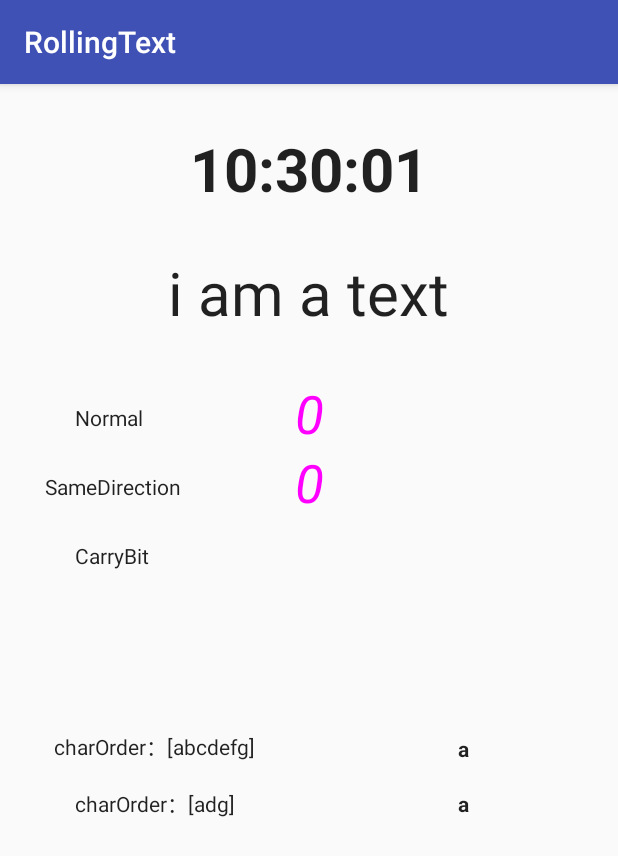
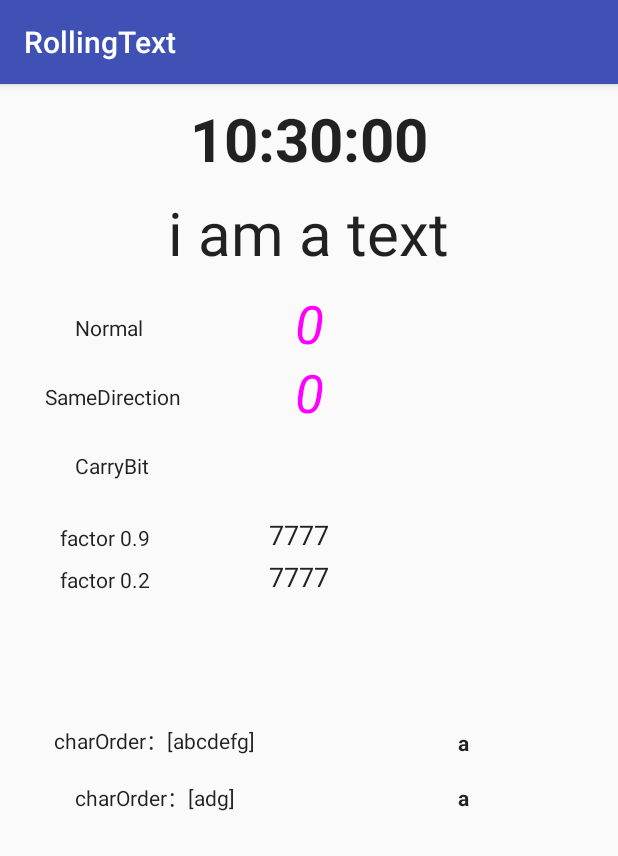
Before and after one commit to YvesCheung/RollingText, an Android app: the screen it shows after launch (MainActivity), on a phone screen of 412 x 824 dp. Shown: the top 856 px of the screen. Run offline under Robolectric (Android 15) with nearby library versions, the phone set to English and light mode, and no system bars; 20 statements that could not run were skipped.

Commit message:
add StickyAnimation

```diff
--- a/app/src/main/java/com/yy/mobile/rollingtext/MainActivity.java
+++ b/app/src/main/java/com/yy/mobile/rollingtext/MainActivity.java
@@ -9,9 +9,9 @@ import android.support.v7.app.AppCompatActivity;
 import android.view.animation.AccelerateDecelerateInterpolator;
 
 import com.yy.mobile.rollingtextview.CharOrder;
-import com.yy.mobile.rollingtextview.Direction;
 import com.yy.mobile.rollingtextview.RollingTextView;
-import com.yy.mobile.rollingtextview.Strategy;
+import com.yy.mobile.rollingtextview.strategy.Direction;
+import com.yy.mobile.rollingtextview.strategy.Strategy;
 
 import java.text.DateFormat;
 import java.text.SimpleDateFormat;
@@ -67,6 +67,28 @@ public class MainActivity extends AppCompatActivity {
             public void run() {
                 carryBit.setText(list.get(idx++ % list.size()));
                 handler.postDelayed(this, 3000L);
+            }
+        }, 2000L);
+
+        final RollingTextView stickyText = findViewById(R.id.stickyText);
+        stickyText.setAnimationDuration(3000L);
+        stickyText.addCharOrder("0123456789abcdef");
+        stickyText.setCharStrategy(Strategy.StickyAnimation(0.9f));
+        handler.postDelayed(new Runnable() {
+            @Override
+            public void run() {
+                stickyText.setText("eeee");
+            }
+        }, 2000L);
+
+        final RollingTextView stickyText2 = findViewById(R.id.stickyText2);
+        stickyText2.setAnimationDuration(3000L);
+        stickyText2.addCharOrder("0123456789abcdef");
+        stickyText2.setCharStrategy(Strategy.StickyAnimation(0.2f));
+        handler.postDelayed(new Runnable() {
+            @Override
+            public void run() {
+                stickyText2.setText("eeee");
             }
         }, 2000L);
 
--- a/app/src/main/res/layout/activity_main.xml
+++ b/app/src/main/res/layout/activity_main.xml
@@ -9,7 +9,7 @@
         android:layout_width="wrap_content"
         android:layout_height="wrap_content"
         android:layout_centerHorizontal="true"
-        android:layout_marginTop="30dp"
+        android:layout_marginTop="10dp"
         android:text="00:00"
         android:textSize="40sp"
         android:textStyle="bold" />
@@ -20,7 +20,7 @@
         android:layout_height="wrap_content"
         android:layout_below="@id/timeView"
         android:layout_centerHorizontal="true"
-        android:layout_marginTop="30dp"
+        android:layout_marginTop="10dp"
         android:text="abc"
         android:textSize="40sp" />
 
@@ -31,7 +31,7 @@
         android:layout_height="wrap_content"
         android:layout_below="@+id/alphaBetView"
         android:layout_centerHorizontal="true"
-        android:layout_marginTop="30dp"
+        android:layout_marginTop="10dp"
         android:gravity="center"
         android:text="0"
         android:textColor="#ffff00ff"
@@ -99,13 +99,66 @@
         android:text="CarryBit"
         android:textSize="14sp" />
 
+    <RelativeLayout
+        android:id="@+id/stickyLayout"
+        android:layout_width="match_parent"
+        android:layout_height="wrap_content"
+        android:layout_below="@id/rollingTextView3"
+        android:layout_marginTop="10dp">
+
+        <com.yy.mobile.rollingtextview.RollingTextView
+            android:id="@+id/stickyContent"
+            android:layout_width="wrap_content"
+            android:layout_height="wrap_content"
+            android:layout_marginLeft="40dp"
+            android:layout_marginTop="10dp"
+            android:text="factor 0.9"
+            android:textSize="14sp" />
+
+        <com.yy.mobile.rollingtextview.RollingTextView
+            android:id="@+id/stickyText"
+            android:layout_width="wrap_content"
+            android:layout_height="wrap_content"
+            android:layout_alignBottom="@+id/stickyContent"
+            android:layout_marginLeft="80dp"
+            android:layout_toRightOf="@+id/stickyContent"
+            android:text="7777"
+            android:textSize="18sp" />
+    </RelativeLayout>
+
+    <RelativeLayout
+        android:id="@+id/stickyLayout2"
+        android:layout_width="match_parent"
+        android:layout_height="wrap_content"
+        android:layout_below="@id/stickyLayout">
+
+        <com.yy.mobile.rollingtextview.RollingTextView
+            android:id="@+id/stickyContent2"
+            android:layout_width="wrap_content"
+            android:layout_height="wrap_content"
+            android:layout_marginLeft="40dp"
+            android:layout_marginTop="10dp"
+            android:text="factor 0.2"
+            android:textSize="14sp" />
+
+        <com.yy.mobile.rollingtextview.RollingTextView
+            android:id="@+id/stickyText2"
+            android:layout_width="wrap_content"
+            android:layout_height="wrap_content"
+            android:layout_alignBottom="@+id/stickyContent2"
+            android:layout_marginLeft="80dp"
+            android:layout_toRightOf="@+id/stickyContent2"
+            android:text="7777"
+            android:textSize="18sp" />
+    </RelativeLayout>
+
     <com.yy.mobile.rollingtextview.RollingTextView
         android:id="@+id/carryTextView"
         android:layout_width="wrap_content"
         android:layout_height="wrap_content"
-        android:layout_below="@+id/rollingTextView3"
+        android:layout_below="@+id/stickyLayout2"
         android:layout_centerHorizontal="true"
-        android:layout_marginTop="30dp"
+        android:layout_marginTop="20dp"
         android:textSize="30sp" />
 
     <LinearLayout
--- a/rollingtextview/src/main/java/com/yy/mobile/rollingtextview/CharOrderManager.kt
+++ b/rollingtextview/src/main/java/com/yy/mobile/rollingtextview/CharOrderManager.kt
@@ -1,5 +1,8 @@
 package com.yy.mobile.rollingtextview
 
+import com.yy.mobile.rollingtextview.strategy.CharOrderStrategy
+import com.yy.mobile.rollingtextview.strategy.Direction
+import com.yy.mobile.rollingtextview.strategy.Strategy
 import java.util.*
 
 /**
--- a/rollingtextview/src/main/java/com/yy/mobile/rollingtextview/RollingTextView.kt
+++ b/rollingtextview/src/main/java/com/yy/mobile/rollingtextview/RollingTextView.kt
@@ -18,6 +18,8 @@ import android.view.Gravity
 import android.view.View
 import android.view.animation.Interpolator
 import android.view.animation.LinearInterpolator
+import com.yy.mobile.rollingtextview.strategy.CharOrderStrategy
+import com.yy.mobile.rollingtextview.strategy.Strategy
 
 /**
  * Created by 张宇 on 2018/2/26.
--- a/rollingtextview/src/main/java/com/yy/mobile/rollingtextview/TextColumn.kt
+++ b/rollingtextview/src/main/java/com/yy/mobile/rollingtextview/TextColumn.kt
@@ -3,6 +3,7 @@ package com.yy.mobile.rollingtextview
 import android.graphics.Canvas
 import android.graphics.Paint
 import com.yy.mobile.rollingtextview.TextManager.Companion.EMPTY
+import com.yy.mobile.rollingtextview.strategy.Direction
 
 /**
  * Created by 张宇 on 2018/2/26.
--- a/rollingtextview/src/main/java/com/yy/mobile/rollingtextview/CarryBitStrategy.kt
+++ b/rollingtextview/src/main/java/com/yy/mobile/rollingtextview/strategy/CarryBitStrategy.kt
@@ -1,4 +1,8 @@
-package com.yy.mobile.rollingtextview
+package com.yy.mobile.rollingtextview.strategy
+
+import com.yy.mobile.rollingtextview.*
+import com.yy.mobile.rollingtextview.util.CircularList
+import com.yy.mobile.rollingtextview.util.ExtraList
 
 /**
  * Created by 张宇 on 2018/3/4.
--- a/rollingtextview/src/main/java/com/yy/mobile/rollingtextview/CharOrderStrategy.kt
+++ b/rollingtextview/src/main/java/com/yy/mobile/rollingtextview/strategy/CharOrderStrategy.kt
@@ -1,4 +1,8 @@
-package com.yy.mobile.rollingtextview
+package com.yy.mobile.rollingtextview.strategy
+
+import com.yy.mobile.rollingtextview.NextProgress
+import com.yy.mobile.rollingtextview.PreviousProgress
+import com.yy.mobile.rollingtextview.TextManager
 
 /**
  * Created by 张宇 on 2018/2/28.
--- a/rollingtextview/src/main/java/com/yy/mobile/rollingtextview/NonZeroFirstStrategy.kt
+++ b/rollingtextview/src/main/java/com/yy/mobile/rollingtextview/strategy/NonZeroFirstStrategy.kt
@@ -1,4 +1,8 @@
-package com.yy.mobile.rollingtextview
+package com.yy.mobile.rollingtextview.strategy
+
+import com.yy.mobile.rollingtextview.*
+import com.yy.mobile.rollingtextview.util.CircularList
+import com.yy.mobile.rollingtextview.util.ReplaceList
 
 /**
  * Created by 张宇 on 2018/3/4.
--- a/rollingtextview/src/main/java/com/yy/mobile/rollingtextview/NormalAnimationStrategy.kt
+++ b/rollingtextview/src/main/java/com/yy/mobile/rollingtextview/strategy/NormalAnimationStrategy.kt
@@ -1,4 +1,4 @@
-package com.yy.mobile.rollingtextview
+package com.yy.mobile.rollingtextview.strategy
 
 /**
  * Created by 张宇 on 2018/3/4.
--- a/rollingtextview/src/main/java/com/yy/mobile/rollingtextview/SameDirectionStrategy.kt
+++ b/rollingtextview/src/main/java/com/yy/mobile/rollingtextview/strategy/SameDirectionStrategy.kt
@@ -1,4 +1,4 @@
-package com.yy.mobile.rollingtextview
+package com.yy.mobile.rollingtextview.strategy
 
 /**
  * Created by 张宇 on 2018/3/5.
--- /dev/null
+++ b/rollingtextview/src/main/java/com/yy/mobile/rollingtextview/strategy/StickyStrategy.kt
@@ -0,0 +1,21 @@
+package com.yy.mobile.rollingtextview.strategy
+
+import com.yy.mobile.rollingtextview.PreviousProgress
+
+/**
+ * Created by 张宇 on 2018/3/6.
+ * E-mail: zhangyu4@yy.com
+ * YY: 909017428
+ */
+class StickyStrategy(val factor: Double) : NormalAnimationStrategy() {
+
+    init {
+        if (factor <= 0.0 && factor > 1.0) {
+            throw IllegalStateException("factor must be in range (0,1] but now is $factor")
+        }
+    }
+
+    override fun getFactor(previousProgress: PreviousProgress, index: Int, size: Int, charList: List<Char>): Double {
+        return factor
+    }
+}
--- a/rollingtextview/src/main/java/com/yy/mobile/rollingtextview/Strategy.kt
+++ b/rollingtextview/src/main/java/com/yy/mobile/rollingtextview/strategy/Strategy.kt
@@ -1,6 +1,6 @@
 @file:Suppress("FunctionName")
 
-package com.yy.mobile.rollingtextview
+package com.yy.mobile.rollingtextview.strategy
 
 /**
  * Created by 张宇 on 2018/2/28.
@@ -11,6 +11,8 @@ object Strategy {
 
     /**
      * 不显示动画效果
+     *
+     * the source text will be transformed directly into the target text without animation
      */
     @JvmStatic
     fun NoAnimation(): CharOrderStrategy = object : SimpleCharOrderStrategy() {
@@ -20,26 +22,51 @@ object Strategy {
 
     /**
      * 默认的动画效果：
-     *
      * 当调用[RollingTextView.addCharOrder]之后，在*charOder*里面的顺序存在这样的关系： **【目标字符在原字符的右边】** ，
      * 则会有向下滚动的动画效果。如果 **【目标字符在原字符的左边】** ，则会有向上滚动的动画效果。如果目标字符和原字符不在同一个
      * *charOrder* 中，则不会有动画效果
+     *
+     * it's default animation. a character will roll down to another character on the right and vice versa.
      */
     @JvmStatic
     fun NormalAnimation(): CharOrderStrategy = NormalAnimationStrategy()
 
     /**
-     * 指定方向滚动的动画
+     * 指定方向滚动的动画：
+     * 与默认动画效果相似，但一定会沿指定方向滚动。见[Direction]
      *
-     * 与默认动画效果相似，但一定会沿指定方向滚动。见[Direction]
+     * the original character rolls in the specified direction no matter, regardless of the target character
+     * on the left or the right.
      */
     @JvmStatic
     fun SameDirectionAnimation(direction: Direction): CharOrderStrategy = SameDirectionStrategy(direction)
 
+    /**
+     * 进位动画：
+     * 高位数字会在低位数字滚动到达上限的时候再滚动。比如十进制数低位滚动9的时候，下一次滚动高位数将进1
+     *
+     * the animation starts with the rightmost digits and works to the left.
+     */
     @JvmStatic
     fun CarryBitAnimation(): CharOrderStrategy = NonZeroFirstStrategy(CarryBitStrategy())
 
+    /**
+     * 装饰者模式，使动画最高位数字不为0
+     *
+     * Decoration Pattern: to limit the number to start with 0
+     */
     @JvmStatic
     fun NonZeroFirstAnimation(orderStrategy: CharOrderStrategy): CharOrderStrategy =
             NonZeroFirstStrategy(orderStrategy)
+
+
+    /**
+     * 粘稠动画：
+     * [factor]值是一个满足 (0,1] 的数字，数字越大，滚动越平滑，数字越小，滚动越跳跃
+     *
+     * parameter [factor] is a number in (0,1], which determines the fluency of animation.
+     */
+    @JvmStatic
+    fun StickyAnimation(factor: Double): CharOrderStrategy =
+            StickyStrategy(factor)
 }
--- a/rollingtextview/src/main/java/com/yy/mobile/rollingtextview/CircularList.kt
+++ b/rollingtextview/src/main/java/com/yy/mobile/rollingtextview/util/CircularList.kt
@@ -1,4 +1,4 @@
-package com.yy.mobile.rollingtextview
+package com.yy.mobile.rollingtextview.util
 
 import android.util.Log
 
--- a/rollingtextview/src/main/java/com/yy/mobile/rollingtextview/ExtraList.kt
+++ b/rollingtextview/src/main/java/com/yy/mobile/rollingtextview/util/ExtraList.kt
@@ -1,4 +1,4 @@
-package com.yy.mobile.rollingtextview
+package com.yy.mobile.rollingtextview.util
 
 /**
  * Created by 张宇 on 2018/3/3.
--- a/rollingtextview/src/main/java/com/yy/mobile/rollingtextview/ReplaceList.kt
+++ b/rollingtextview/src/main/java/com/yy/mobile/rollingtextview/util/ReplaceList.kt
@@ -1,4 +1,4 @@
-package com.yy.mobile.rollingtextview
+package com.yy.mobile.rollingtextview.util
 
 /**
  * Created by 张宇 on 2018/3/4.
```
